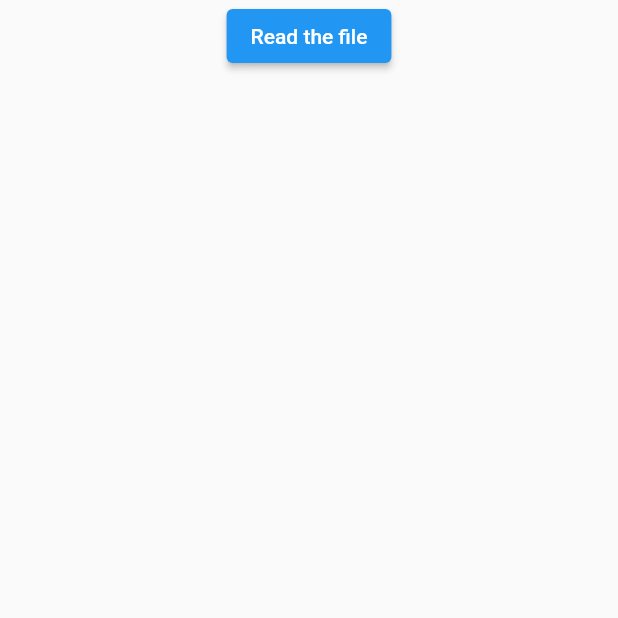
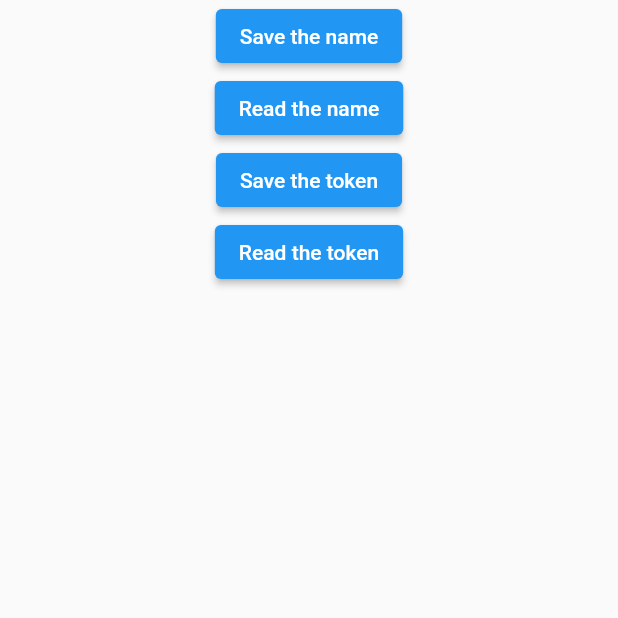
Before and after one commit to IgorFedoseev/theMovieDB, a Flutter app: the screen it shows after launch, after a tap on "Sign in", on a phone screen of 412 x 824 dp, the top half of it. Run offline on Flutter 3.47's test engine with Material 2 defaults, Android fonts, the phone set to English and light mode, and no system bars; our stand-ins replace flutter_secure_storage, shared_preferences; network calls fail.

Commit message:
shared preferences and secure storage completed

```diff
--- /dev/null
+++ b/lib/lessons_examples/shared_preference_and_security_storage_example/shared_security_example_widget.dart
@@ -0,0 +1,44 @@
+import 'package:flutter/material.dart';
+import 'package:lazyload_flutter_course/lessons_examples/shared_preference_and_security_storage_example/shared_security_model.dart';
+
+class SharedSecurityExampleWidget extends StatefulWidget {
+  const SharedSecurityExampleWidget({Key? key}) : super(key: key);
+
+  @override
+  _SharedSecurityExampleWidgetState createState() =>
+      _SharedSecurityExampleWidgetState();
+}
+
+class _SharedSecurityExampleWidgetState
+    extends State<SharedSecurityExampleWidget> {
+  final _model = SharedSecurityExampleModel();
+  @override
+  Widget build(BuildContext context) {
+    return Scaffold(
+      body: SafeArea(
+        child: Center(
+          child: Column(
+            children: [
+              ElevatedButton(
+                onPressed: _model.setName,
+                child: const Text('Save the name'),
+              ),
+              ElevatedButton(
+                onPressed: _model.readName,
+                child: const Text('Read the name'),
+              ),
+              ElevatedButton(
+                onPressed: _model.setToken,
+                child: const Text('Save the token'),
+              ),
+              ElevatedButton(
+                onPressed: _model.readToken,
+                child: const Text('Read the token'),
+              ),
+            ],
+          ),
+        ),
+      ),
+    );
+  }
+}
--- /dev/null
+++ b/lib/lessons_examples/shared_preference_and_security_storage_example/shared_security_model.dart
@@ -0,0 +1,37 @@
+import 'package:flutter_secure_storage/flutter_secure_storage.dart';
+import 'package:shared_preferences/shared_preferences.dart';
+
+abstract class _SharedPreferenceKeys {
+  static const firstNameKey = 'name_key';
+}
+
+abstract class _SecureStorageKeys {
+  static const tokenKey = 'token';
+}
+
+class SharedSecurityExampleModel {
+  final _storage =
+      SharedPreferences.getInstance(); // таким методом получаем хранилище
+  final _secureStorage = FlutterSecureStorage(); // инициализация secure storage
+
+  Future<void> readName() async {
+    final storage = await _storage;
+    final name = storage.getString(_SharedPreferenceKeys.firstNameKey);
+    print(name);
+  }
+
+  Future<void> setName() async {
+    final storage = await _storage;
+    final name = storage.setString(_SharedPreferenceKeys.firstNameKey, 'Гоша');
+  }
+
+  Future<void> readToken() async {
+    final token = await _secureStorage.read(key: _SecureStorageKeys.tokenKey);
+    print(token);
+  }
+
+  Future<void> setToken() async {
+    _secureStorage.write(
+        key: _SecureStorageKeys.tokenKey, value: 'valuegck3ckc33k4c534kc53cg');
+  }
+}
--- a/lib/main.dart
+++ b/lib/main.dart
@@ -1,5 +1,5 @@
 import 'package:flutter/material.dart';
-import 'package:lazyload_flutter_course/lessons_examples/file_directory_lesson/file_example_widget.dart';
+import 'package:lazyload_flutter_course/lessons_examples/shared_preference_and_security_storage_example/shared_security_example_widget.dart';
 import 'package:lazyload_flutter_course/widgets/sign_in_page/sign_in_widget.dart';
 
 import 'widgets/movie_details/movie_details_widget.dart';
@@ -29,7 +29,7 @@ class AppMovie extends StatelessWidget {
       routes: {
         '/sign_in': (context) => const SignInWidget(),
         '/main_screen': (context) =>
-            const FileExampleWidget(), //MainScreenWidget(), JsonMainExample()
+            const SharedSecurityExampleWidget(), //MainScreenWidget(), JsonMainExample()
         '/main_screen/movie_details': (context) {
           final argument = ModalRoute.of(context)?.settings.arguments;
           if (argument is int) {
--- a/pubspec.yaml
+++ b/pubspec.yaml
@@ -36,6 +36,8 @@ dependencies:
   cupertino_icons: ^1.0.2
   json_annotation: ^4.4.0
   path_provider: ^2.0.8
+  shared_preferences: ^2.0.13
+  flutter_secure_storage: ^5.0.2
 
 dev_dependencies:
   flutter_test:
```
Also changed, not shown: pubspec.lock, 1 other file.
